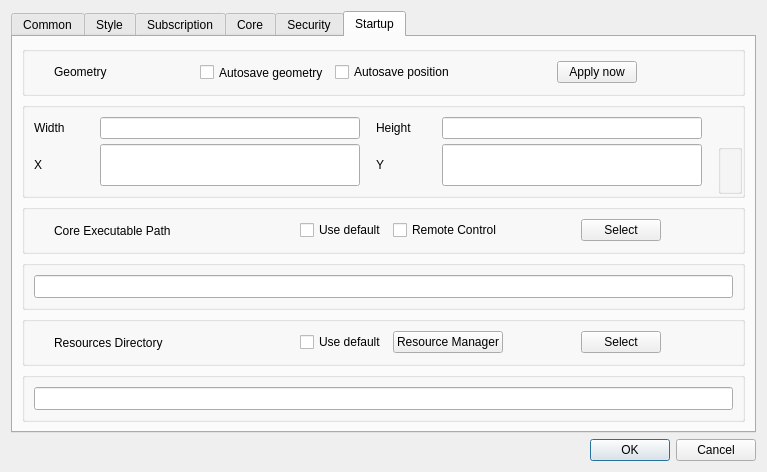
Above: include/ui/setting/dialog_basic_settings.ui from qr243vbi/nekobox before the change. Below: the same form after it.
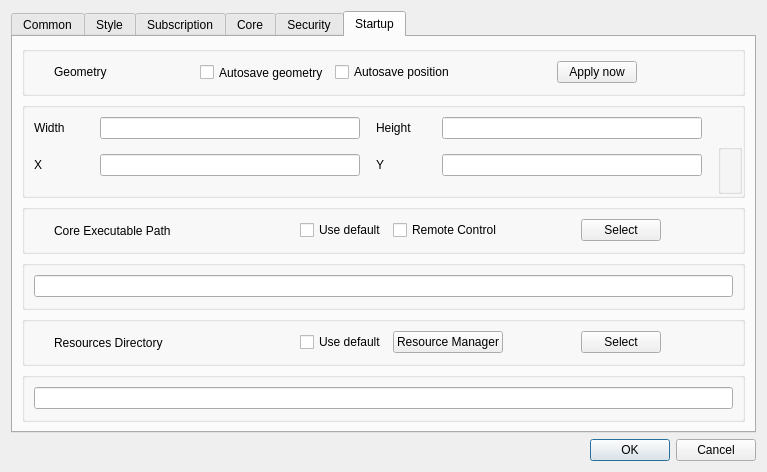
That is the form after the change. The open tabs and pages were chosen to show the change. Custom widgets are drawn as their Qt base class.

The edit to the form file:
```diff
--- a/include/ui/setting/dialog_basic_settings.ui
+++ b/include/ui/setting/dialog_basic_settings.ui
@@ -1161,7 +1161,7 @@
           <item row="1" column="3">
            <widget class="QLineEdit" name="window_Y">
             <property name="sizePolicy">
-             <sizepolicy hsizetype="Expanding" vsizetype="Minimum">
+             <sizepolicy hsizetype="Expanding" vsizetype="Fixed">
               <horstretch>0</horstretch>
               <verstretch>0</verstretch>
              </sizepolicy>
@@ -1171,7 +1171,7 @@
           <item row="1" column="1">
            <widget class="QLineEdit" name="window_X">
             <property name="sizePolicy">
-             <sizepolicy hsizetype="Expanding" vsizetype="Minimum">
+             <sizepolicy hsizetype="Expanding" vsizetype="Fixed">
               <horstretch>0</horstretch>
               <verstretch>0</verstretch>
              </sizepolicy>
@@ -1384,7 +1384,7 @@
           <item>
            <widget class="QLineEdit" name="core_path">
             <property name="sizePolicy">
-             <sizepolicy hsizetype="Expanding" vsizetype="Ignored">
+             <sizepolicy hsizetype="Expanding" vsizetype="Fixed">
               <horstretch>0</horstretch>
               <verstretch>0</verstretch>
              </sizepolicy>
@@ -1552,7 +1552,7 @@
           <item>
            <widget class="QLineEdit" name="icons_path">
             <property name="sizePolicy">
-             <sizepolicy hsizetype="Expanding" vsizetype="Ignored">
+             <sizepolicy hsizetype="Expanding" vsizetype="Fixed">
               <horstretch>0</horstretch>
               <verstretch>0</verstretch>
              </sizepolicy>
```
Left out of the diff: 4 changed lines with no effect on the pictures.
